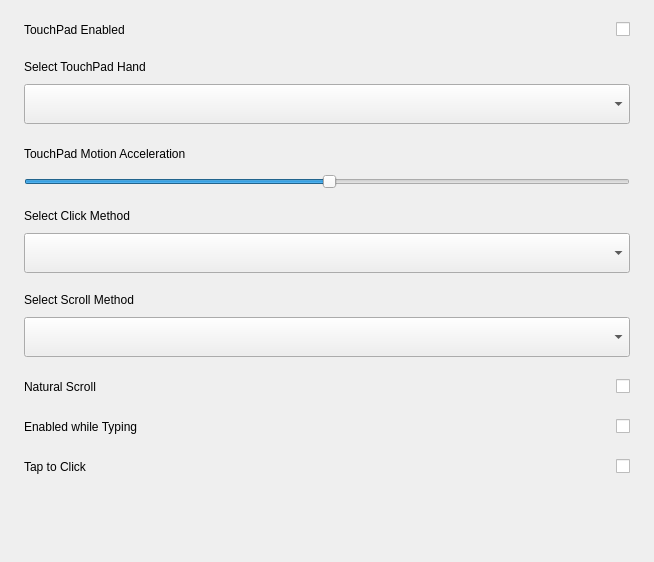
Old version of the form src/pages/page-touchpad/touchpad-settings.ui in the repository openeuler-mirror/kiran-control-panel.
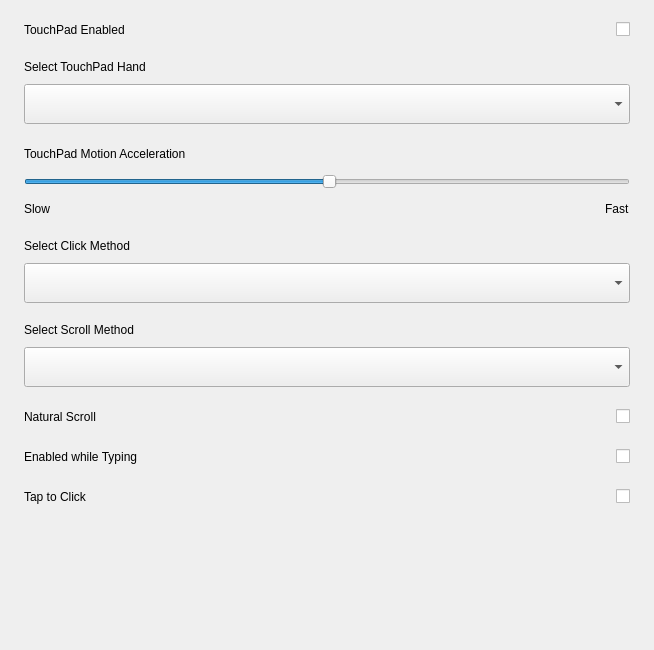
New version of the form. Custom widgets are drawn as their Qt base class.

The edit to the form file:
```diff
--- a/src/pages/page-touchpad/touchpad-settings.ui
+++ b/src/pages/page-touchpad/touchpad-settings.ui
@@ -7,7 +7,7 @@
     <x>0</x>
     <y>0</y>
     <width>654</width>
-    <height>562</height>
+    <height>650</height>
    </rect>
   </property>
   <property name="windowTitle">
@@ -189,6 +189,40 @@
         </property>
        </widget>
       </item>
+      <item>
+       <layout class="QHBoxLayout" name="horizontalLayout">
+        <property name="spacing">
+         <number>0</number>
+        </property>
+        <item>
+         <widget class="QLabel" name="label">
+          <property name="text">
+           <string>Slow</string>
+          </property>
+         </widget>
+        </item>
+        <item>
+         <spacer name="horizontalSpacer">
+          <property name="orientation">
+           <enum>Qt::Horizontal</enum>
+          </property>
+          <property name="sizeHint" stdset="0">
+           <size>
+            <width>40</width>
+            <height>20</height>
+           </size>
+          </property>
+         </spacer>
+        </item>
+        <item>
+         <widget class="QLabel" name="label_2">
+          <property name="text">
+           <string>Fast</string>
+          </property>
+         </widget>
+        </item>
+       </layout>
+      </item>
      </layout>
     </widget>
    </item>
```
Left out of the diff: 11 changed lines with no effect on the pictures.
